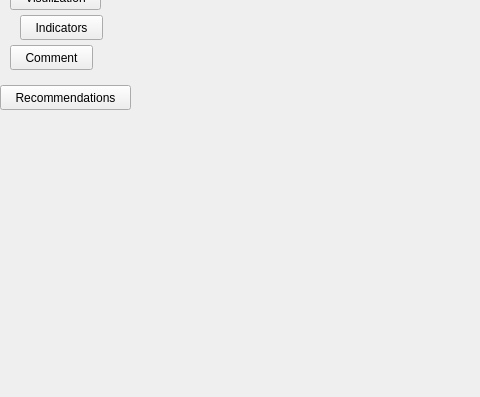
Old version of the form RaDoTechSimulation/RaDoTechSimulation/mainwindow.ui in the repository abdelshafei/Team26RaDoTechSimulation; both pictures show x 0 to 480 and y 205 to 602 of the 820 by 602 pixel window.
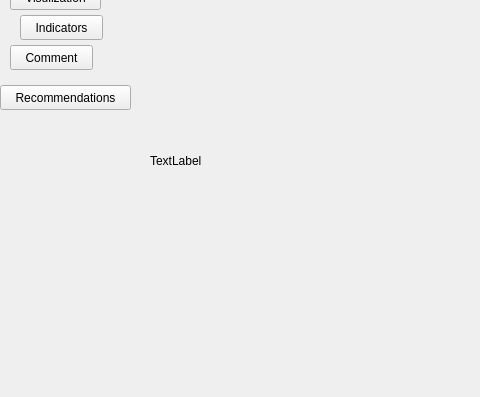
New version of the form. The open tabs and pages were chosen to show the change.

Commit message: algorithms fixed, added images to scan, login details fixed

The edit to the form file:
```diff
--- a/RaDoTechSimulation/RaDoTechSimulation/mainwindow.ui
+++ b/RaDoTechSimulation/RaDoTechSimulation/mainwindow.ui
@@ -495,6 +495,19 @@
          </item>
         </layout>
        </widget>
+       <widget class="QLabel" name="MeasureNowImage">
+        <property name="geometry">
+         <rect>
+          <x>20</x>
+          <y>210</y>
+          <width>501</width>
+          <height>311</height>
+         </rect>
+        </property>
+        <property name="text">
+         <string>TextLabel</string>
+        </property>
+       </widget>
       </widget>
       <widget class="QWidget" name="HistoricalPage">
        <widget class="QLabel" name="HistoricalHeader">
```
Left out of the diff: 2 changed lines with no effect on the pictures. The commit also changes 36 other files.
